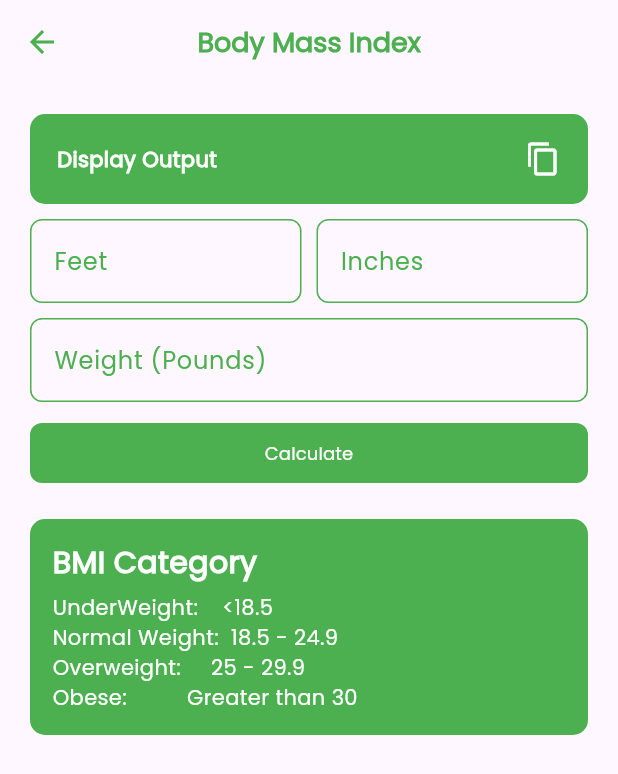
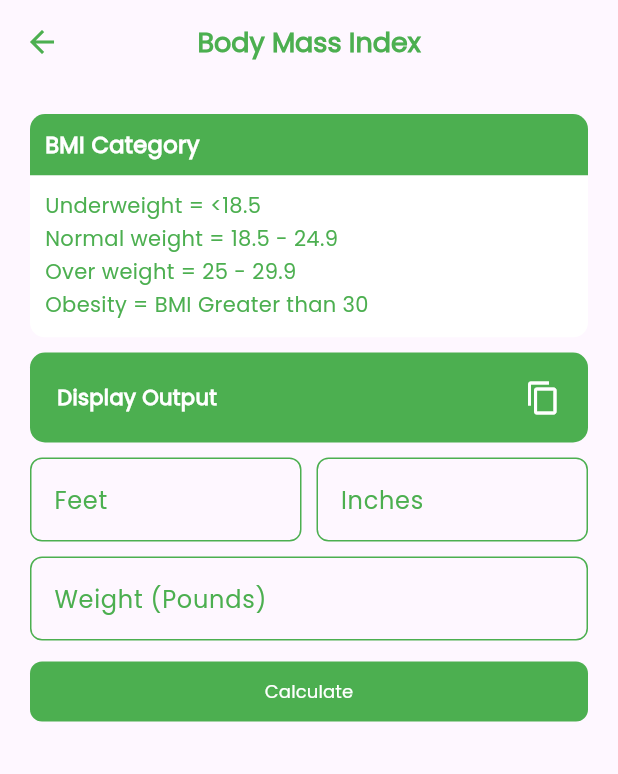
Before and after one commit to Kongshady/MobileDevNotifier, a Flutter app: the BMIScreen screen opened by its route, on a phone screen of 412 x 824 dp. Shown: the top 774 px of the screen. Run offline on Flutter 3.47's test engine with Material 3 defaults, Android fonts, the phone set to English and light mode, and no system bars.

Commit message:
Initial Commit

```diff
--- a/lib/main.dart
+++ b/lib/main.dart
@@ -1,6 +1,5 @@
 import 'package:flutter/material.dart';
 import 'package:health_app/screen_routes/bmi_screen.dart';
-// import 'package:health_app/screen_routes/home_screen.dart';
 import 'package:health_app/screen_routes/dbw_screen.dart';
 import 'package:health_app/screen_routes/home_screen.dart';
 import 'package:health_app/screen_routes/tea_screen.dart';
--- a/lib/screen_routes/bmi_screen.dart
+++ b/lib/screen_routes/bmi_screen.dart
@@ -57,6 +57,70 @@ class _BMIScreenState extends State<BMIScreen> {
         padding: const EdgeInsets.all(20.0),
         child: Column(
           children: [
+            // BMI CATEGORY
+            ClipRRect(
+              borderRadius: BorderRadius.circular(10),
+              child: Column(
+                crossAxisAlignment: CrossAxisAlignment.start,
+                children: [
+                  Container(
+                    padding: const EdgeInsets.all(10),
+                    color: Colors.green,
+                    width: double.infinity,
+                    child: const Text(
+                      'BMI Category',
+                      style: TextStyle(
+                        color: Colors.white,
+                        fontSize: 15,
+                        fontWeight: FontWeight.bold,
+                      ),
+                    ),
+                  ),
+                  Container(
+                    padding: const EdgeInsets.all(10),
+                    width: double.infinity,
+                    color: Colors.white,
+                    child: const Column(
+                      crossAxisAlignment: CrossAxisAlignment.start,
+                      children: [
+                        Text(
+                          'Underweight = <18.5',
+                          style: TextStyle(color: Colors.green),
+                        ),
+                        SizedBox(
+                          height: 2,
+                        ),
+                        Text(
+                          'Normal weight = 18.5 - 24.9',
+                          style: TextStyle(color: Colors.green),
+                        ),
+                        SizedBox(
+                          height: 2,
+                        ),
+                        Text(
+                          'Over weight = 25 - 29.9',
+                          style: TextStyle(color: Colors.green),
+                        ),
+                        SizedBox(
+                          height: 2,
+                        ),
+                        Text(
+                          'Obesity = BMI Greater than 30',
+                          style: TextStyle(color: Colors.green),
+                        ),
+                        SizedBox(
+                          height: 2,
+                        ),
+                      ],
+                    ),
+                  ),
+                ],
+              ),
+            ),
+
+            const SizedBox(
+              height: 10,
+            ),
             // Output Display
             Container(
               width: double.infinity,
@@ -124,7 +188,7 @@ class _BMIScreenState extends State<BMIScreen> {
 
             // Custom text field for Weight
             CustomTextfield(
-              limitText: 5,
+              limitText: 6,
               tfName: 'Weight (Pounds)',
               controllerInput: _weightController,
             ),
@@ -144,46 +208,6 @@ class _BMIScreenState extends State<BMIScreen> {
             const SizedBox(
               height: 20,
             ),
-
-            ClipRRect(
-              borderRadius: BorderRadius.circular(10),
-              child: Container(
-                color: Colors.green,
-                width: double.infinity,
-                padding: const EdgeInsets.all(15),
-                child: const Column(
-                  crossAxisAlignment: CrossAxisAlignment.start,
-                  children: [
-                    Text(
-                      'BMI Category',
-                      style: TextStyle(
-                          fontSize: 20,
-                          fontWeight: FontWeight.bold,
-                          color: Colors.white),
-                    ),
-                    SizedBox(
-                      height: 5,
-                    ),
-                    Text(
-                      'UnderWeight:    <18.5',
-                      style: TextStyle(color: Colors.white),
-                    ),
-                    Text(
-                      'Normal Weight:  18.5 - 24.9',
-                      style: TextStyle(color: Colors.white),
-                    ),
-                    Text(
-                      'Overweight:     25 - 29.9',
-                      style: TextStyle(color: Colors.white),
-                    ),
-                    Text(
-                      'Obese:          Greater than 30',
-                      style: TextStyle(color: Colors.white),
-                    ),
-                  ],
-                ),
-              ),
-            )
           ],
         ),
       ),
```
